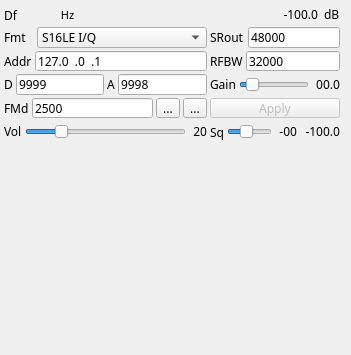
Old version of the form plugins/channelrx/udpsrc/udpsrcgui.ui in the repository f4exb/sdrangel.
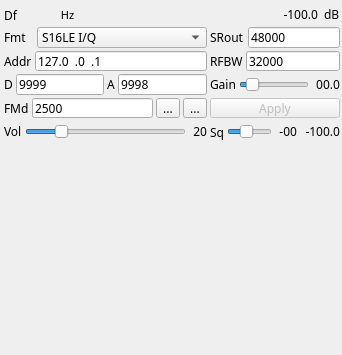
New version of the form. Icons and pictures are not drawn. Custom widgets are drawn as their Qt base class.

Patch:
```diff
--- a/plugins/channelrx/udpsrc/udpsrcgui.ui
+++ b/plugins/channelrx/udpsrc/udpsrcgui.ui
@@ -6,13 +6,13 @@
    <rect>
     <x>0</x>
     <y>0</y>
-    <width>351</width>
+    <width>342</width>
     <height>355</height>
    </rect>
   </property>
   <property name="minimumSize">
    <size>
-    <width>316</width>
+    <width>342</width>
     <height>0</height>
    </size>
   </property>
```
